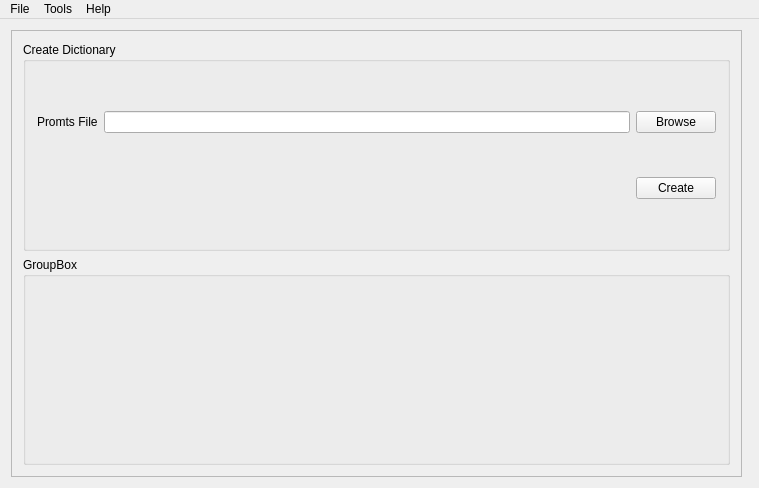
The window that apps/speechrecognition/speechrecognition.ui (levanhong05/VietnameseSpeechRecognition) describes before a commit, drawn with Qt 5.
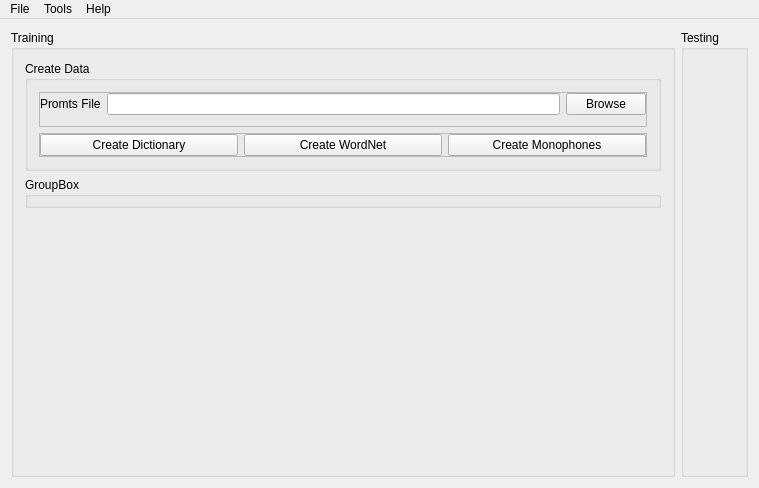
The same window after the commit. Icons and pictures are not drawn.

Patch:
```diff
--- a/apps/speechrecognition/speechrecognition.ui
+++ b/apps/speechrecognition/speechrecognition.ui
@@ -20,28 +20,43 @@
   <widget class="QWidget" name="centralWidget">
    <layout class="QHBoxLayout" name="horizontalLayout">
     <item>
-     <widget class="QFrame" name="frameTraining">
-      <property name="frameShape">
-       <enum>QFrame::StyledPanel</enum>
-      </property>
-      <property name="frameShadow">
-       <enum>QFrame::Raised</enum>
+     <widget class="QGroupBox" name="groupBoxTraining">
+      <property name="title">
+       <string>Training</string>
       </property>
       <layout class="QVBoxLayout" name="verticalLayout">
        <item>
         <widget class="QGroupBox" name="groupBox">
          <property name="title">
-          <string>Create Dictionary</string>
+          <string>Create Data</string>
          </property>
-         <layout class="QGridLayout" name="gridLayout">
-          <item row="0" column="0">
+         <layout class="QVBoxLayout" name="verticalLayout_2">
+          <item>
+           <widget class="QFrame" name="frame">
+            <property name="frameShape">
+             <enum>QFrame::StyledPanel</enum>
+            </property>
+            <property name="frameShadow">
+             <enum>QFrame::Raised</enum>
+            </property>
+            <layout class="QHBoxLayout" name="horizontalLayout_2">
+             <property name="leftMargin">
+              <number>0</number>
+             </property>
+             <property name="topMargin">
+              <number>0</number>
+             </property>
+             <property name="rightMargin">
+              <number>0</number>
+             </property>
+             <item>
            <widget class="QLabel" name="lblPromtPath">
             <property name="text">
              <string>Promts File</string>
             </property>
            </widget>
           </item>
-          <item row="0" column="1">
+             <item>
            <widget class="QLineEdit" name="txtPromtPath">
             <property name="sizePolicy">
              <sizepolicy hsizetype="Expanding" vsizetype="Fixed">
@@ -51,18 +66,59 @@
             </property>
            </widget>
           </item>
-          <item row="0" column="2">
+             <item>
            <widget class="QPushButton" name="btnPromtBrowse">
             <property name="text">
              <string>Browse</string>
             </property>
            </widget>
           </item>
-          <item row="1" column="2">
+            </layout>
+           </widget>
+          </item>
+          <item>
+           <widget class="QFrame" name="frame_2">
+            <property name="frameShape">
+             <enum>QFrame::StyledPanel</enum>
+            </property>
+            <property name="frameShadow">
+             <enum>QFrame::Raised</enum>
+            </property>
+            <layout class="QHBoxLayout" name="horizontalLayout_3">
+             <property name="leftMargin">
+              <number>0</number>
+             </property>
+             <property name="topMargin">
+              <number>0</number>
+             </property>
+             <property name="rightMargin">
+              <number>0</number>
+             </property>
+             <property name="bottomMargin">
+              <number>0</number>
+             </property>
+             <item>
            <widget class="QPushButton" name="btnCreateDictionary">
             <property name="text">
-             <string>Create</string>
-            </property>
+                <string>Create Dictionary</string>
+               </property>
+              </widget>
+             </item>
+             <item>
+              <widget class="QPushButton" name="btnCreateWordNet">
+               <property name="text">
+                <string>Create WordNet</string>
+               </property>
+              </widget>
+             </item>
+             <item>
+              <widget class="QPushButton" name="btnCreateMonophone">
+               <property name="text">
+                <string>Create Monophones</string>
+               </property>
+              </widget>
+             </item>
+            </layout>
            </widget>
           </item>
          </layout>
@@ -75,16 +131,26 @@
          </property>
         </widget>
        </item>
+       <item>
+        <spacer name="verticalSpacer">
+         <property name="orientation">
+          <enum>Qt::Vertical</enum>
+         </property>
+         <property name="sizeHint" stdset="0">
+          <size>
+           <width>20</width>
+           <height>40</height>
+          </size>
+         </property>
+        </spacer>
+       </item>
       </layout>
      </widget>
     </item>
     <item>
-     <widget class="QFrame" name="frameTest">
-      <property name="frameShape">
-       <enum>QFrame::StyledPanel</enum>
-      </property>
-      <property name="frameShadow">
-       <enum>QFrame::Raised</enum>
+     <widget class="QGroupBox" name="groupBoxTest">
+      <property name="title">
+       <string>Testing</string>
       </property>
      </widget>
     </item>
```
Lines whose indentation alone changed are shown as unchanged.
